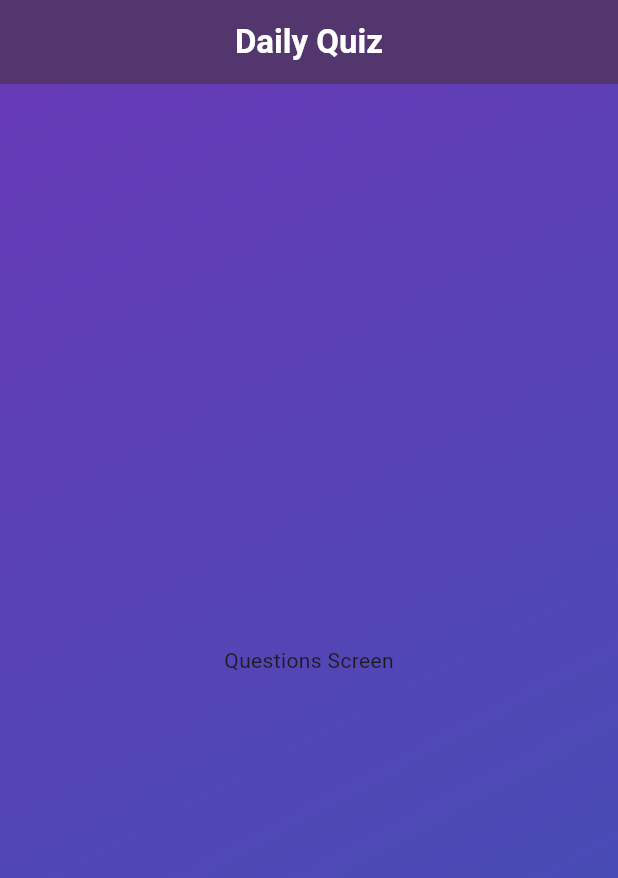
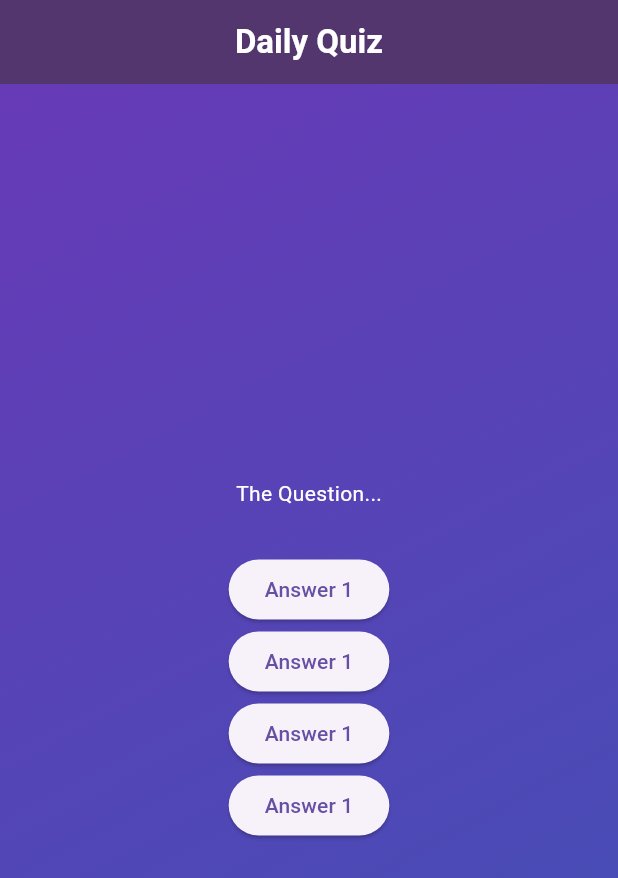
Before and after one commit to Saimur88/Quiz_App, a Flutter app: the screen it shows after launch, after a tap on "Start Quiz", on a phone screen of 412 x 824 dp. Shown: the top 878 px of the screen. Run offline on Flutter 3.47's test engine with Material 3 defaults, Android fonts, the phone set to English and light mode, and no system bars.

Commit message:
Added Question Page Layout

```diff
--- /dev/null
+++ b/lib/answer_button.dart
@@ -0,0 +1,13 @@
+import 'package:flutter/cupertino.dart';
+import 'package:flutter/material.dart';
+
+class AnswerButton extends StatelessWidget {
+  const AnswerButton({super.key});
+
+  @override
+  Widget build(BuildContext context) {
+    return ElevatedButton(
+        onPressed: (){},
+        child: const Text("Answer 1"));
+  }
+}
--- /dev/null
+++ b/lib/data/questions.dart
@@ -0,0 +1 @@
+import 'package:quiz_app/models/quiz_questions.dart';
--- /dev/null
+++ b/lib/models/quiz_questions.dart
@@ -0,0 +1,7 @@
+class QuizQuestion {
+ const QuizQuestion(this.text, this.answers);
+
+  final String text;
+  final List<String> answers;
+
+}
--- a/lib/questions_screen.dart
+++ b/lib/questions_screen.dart
@@ -1,4 +1,5 @@
 import 'package:flutter/material.dart';
+import 'answer_button.dart';
 
 class QuestionsScreen extends StatefulWidget {
   const QuestionsScreen({super.key});
@@ -12,6 +13,23 @@ class QuestionsScreen extends StatefulWidget {
 class _QuestionsScreenState extends State<QuestionsScreen> {
   @override
   Widget build(BuildContext context) {
-    return Center(child: const Text("Questions Screen"));
+    return SizedBox(
+      width: double.infinity,
+      child: Column(
+        mainAxisAlignment: MainAxisAlignment.center,
+        children: [
+          Text("The Question...",style: TextStyle(
+            color: Colors.white,
+          ),),
+          SizedBox(height: 30,),
+          AnswerButton(),
+          AnswerButton(),
+          AnswerButton(),
+          AnswerButton(),
+
+        ],
+      ),
+    );
+
   }
 }
--- a/lib/quiz.dart
+++ b/lib/quiz.dart
@@ -22,6 +22,13 @@ class _QuizState extends State<Quiz> {
 
   @override
   Widget build(BuildContext context) {
+
+    Widget screenWidget =  StartScreen(switchScreen);
+
+    if (activeScreen == 'Questions-Screen'){
+      screenWidget = QuestionsScreen();
+    }
+
     return MaterialApp(
       title: "Quiz App",
       debugShowCheckedModeBanner: false,
@@ -40,9 +47,7 @@ class _QuizState extends State<Quiz> {
                 end: Alignment.bottomRight,
               ),
             ),
-            child: activeScreen == 'Start-Screen'
-                ? StartScreen(switchScreen)
-                : const QuestionsScreen(),
+            child: screenWidget,
         ),
       ),
     );
```
